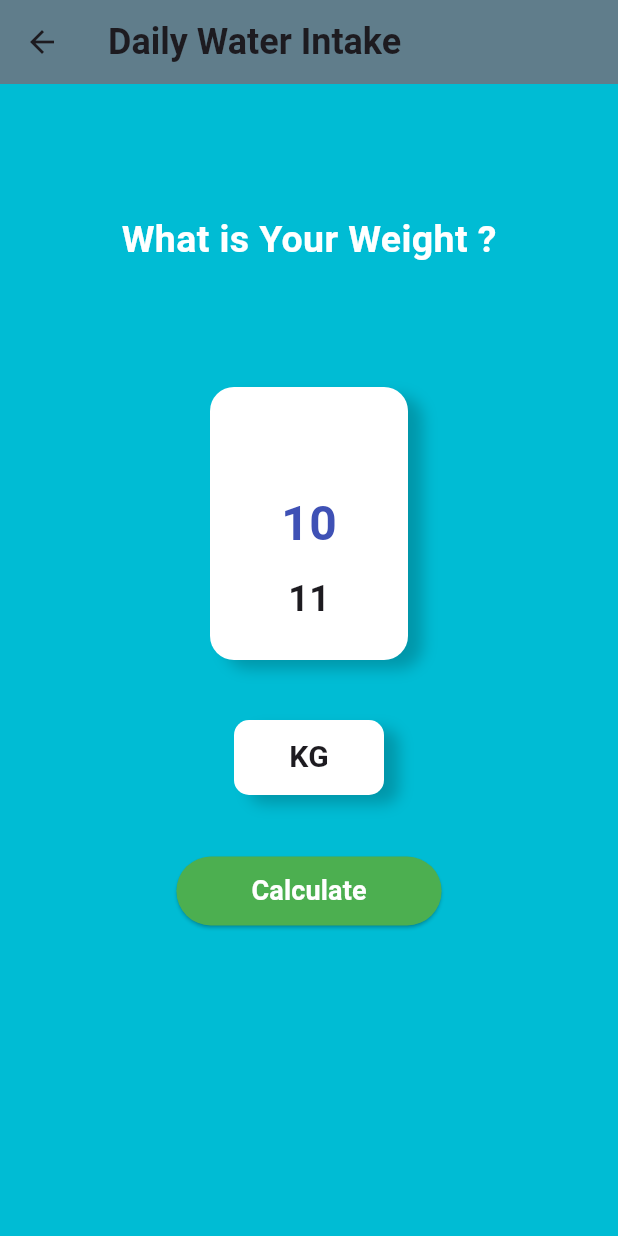
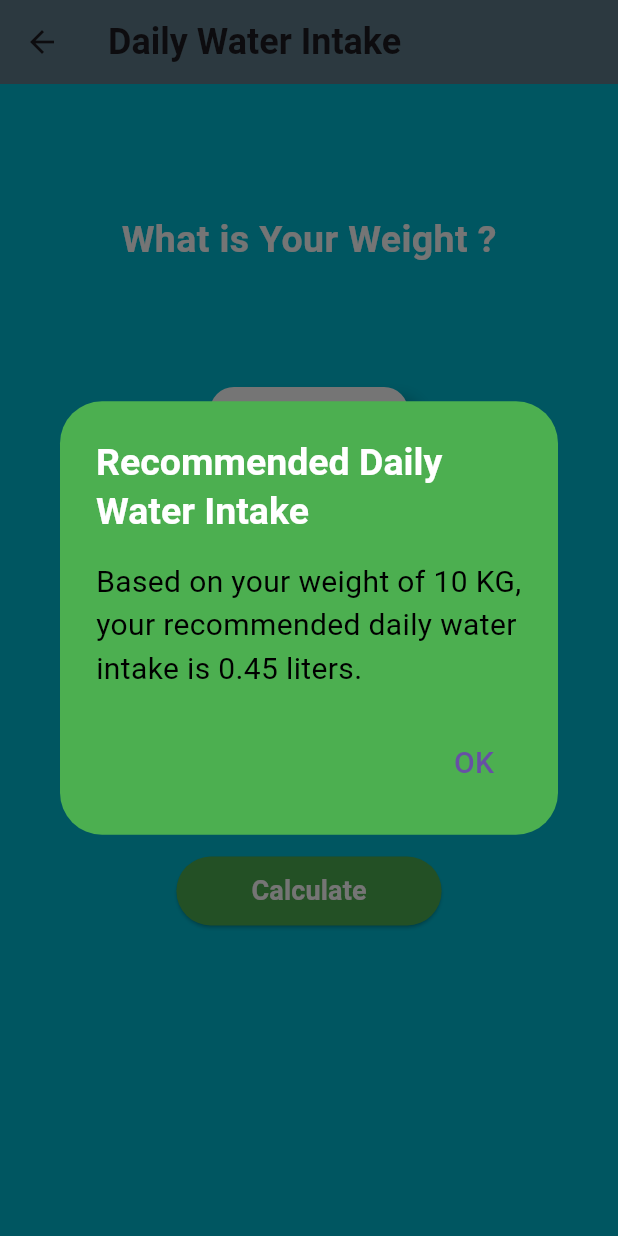
Before and after one commit to AayushxRajput/bmi_calculator, a Flutter app: the DailyWaterIntake screen opened directly, after a tap on "Calculate", on a phone screen of 412 x 824 dp. Run offline on Flutter 3.47's test engine with Material 3 defaults, Android fonts, the phone set to English and light mode, and no system bars; drawn by our look-alikes of numberpicker; Roboto replaces fonts that are missing (Raleway).

Commit message:
Daily Water Intake logical Part implement

```diff
--- a/lib/home_children/daily_water_intake.dart
+++ b/lib/home_children/daily_water_intake.dart
@@ -9,9 +9,13 @@ class DailyWaterIntake extends StatefulWidget {
 }
 
 class _DailyWaterIntakeState extends State<DailyWaterIntake> {
-
+  static const double waterIntakePerKg = 0.045;
   int _currentValue = 10;
 
+
+  double calculateDailyWaterIntake(int weightInKg) {
+    return weightInKg * waterIntakePerKg;
+  }
 
   @override
   Widget build(BuildContext context) {
@@ -117,6 +121,44 @@ class _DailyWaterIntakeState extends State<DailyWaterIntake> {
             const SizedBox(height: 40,),
             ElevatedButton(
               onPressed: () {
+
+                final dailyWaterIntake = calculateDailyWaterIntake(_currentValue);
+                showDialog(
+                  context: context,
+                  builder: (context) => AlertDialog(
+                    backgroundColor: Colors.green,
+                    title: const Text(
+                        'Recommended Daily Water Intake',
+                      style: TextStyle(
+                        color: Colors.white,
+                        fontWeight: FontWeight.w600,
+                        fontSize: 25,
+                      ),
+                    ),
+
+                    content: Text(
+                        'Based on your weight of $_currentValue KG, '
+                            'your recommended daily water intake is'
+                            ' ${dailyWaterIntake.toStringAsFixed(2)} liters.',
+                        style: const TextStyle(
+                        color: Colors.black,
+                        fontWeight: FontWeight.w400,
+                        fontSize: 20,
+                    ),
+                  ),
+                    actions: [
+                      TextButton(
+                        onPressed: () => Navigator.of(context).pop(),
+                        child: const Text(
+                            'OK',
+                          style: TextStyle(
+                            fontSize: 20,
+                          ),
+                        ),
+                      ),
+                    ],
+                  ),
+                );
               },
 
               style: ElevatedButton.styleFrom(
```
Also changed, not shown: lib/home_children/body_mass_index.dart (+25 -3 lines).
